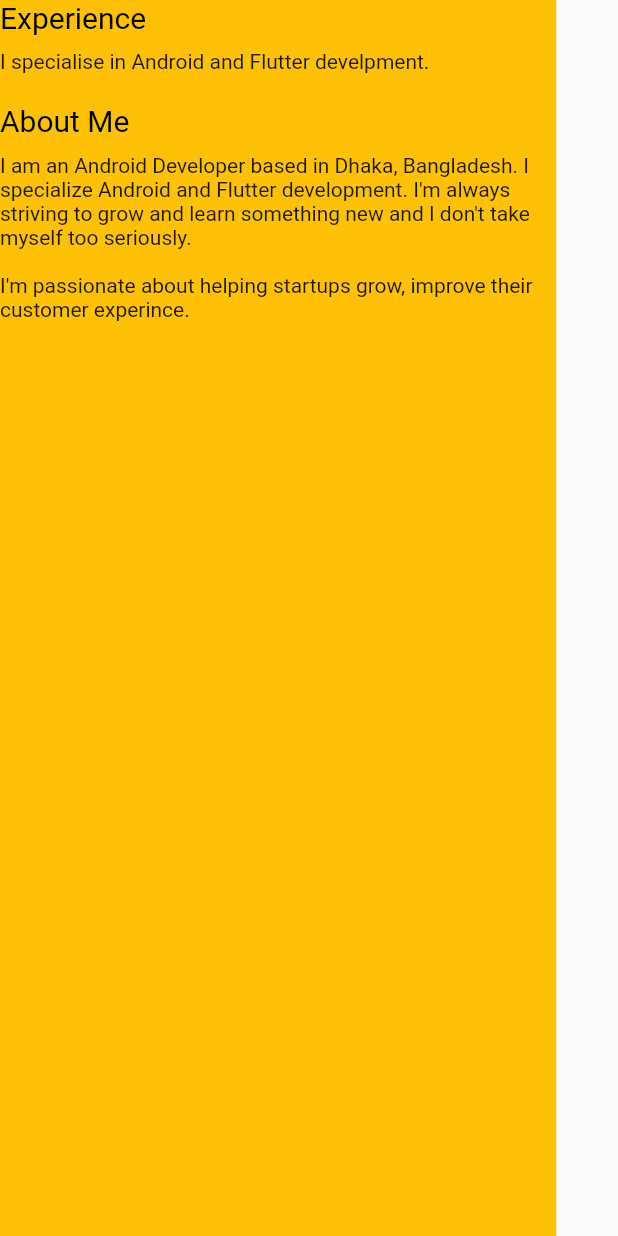
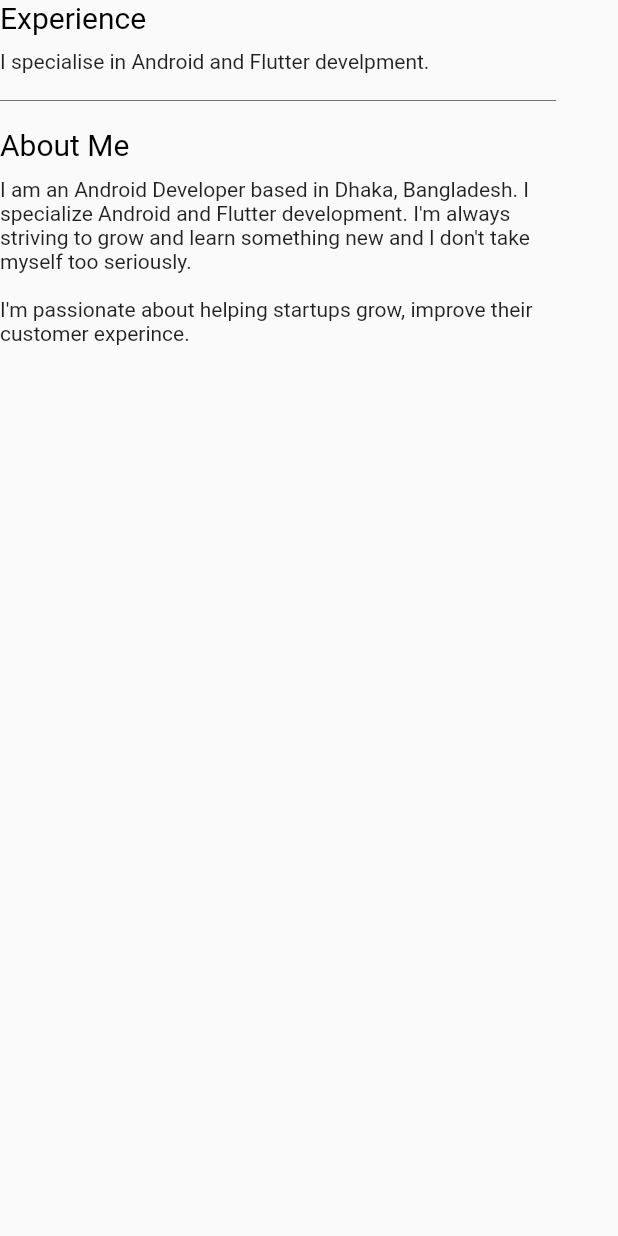
Before and after one commit to sufidu/portfolio_template_ui, a Flutter app: the AboutWidget widget shown alone on an empty page, opened directly, on a phone screen of 412 x 824 dp. Run offline on Flutter 3.47's test engine with Material 2 defaults, Android fonts, the phone set to English and light mode, and no system bars; network calls fail.

Commit message:
Added divider.

```diff
--- a/lib/screens/home/about_widget.dart
+++ b/lib/screens/home/about_widget.dart
@@ -6,8 +6,7 @@ class AboutWidget extends StatelessWidget {
   @override
   Widget build(BuildContext context) {
     double screenWidth = MediaQuery.of(context).size.width;
-    return Container(
-      color: Colors.amber,
+    return SizedBox(
       width: screenWidth < 750 ? screenWidth * 0.9 : (screenWidth - 420),
       child: Column(
         crossAxisAlignment: CrossAxisAlignment.start,
@@ -24,7 +23,13 @@ class AboutWidget extends StatelessWidget {
             style: TextStyle(color: Colors.black87),
           ),
           SizedBox(
-            height: 20,
+            height: 10,
+          ),
+          Divider(
+            color: Colors.black54,
+          ),
+          SizedBox(
+            height: 10,
           ),
           Text(
             "About Me",
```
